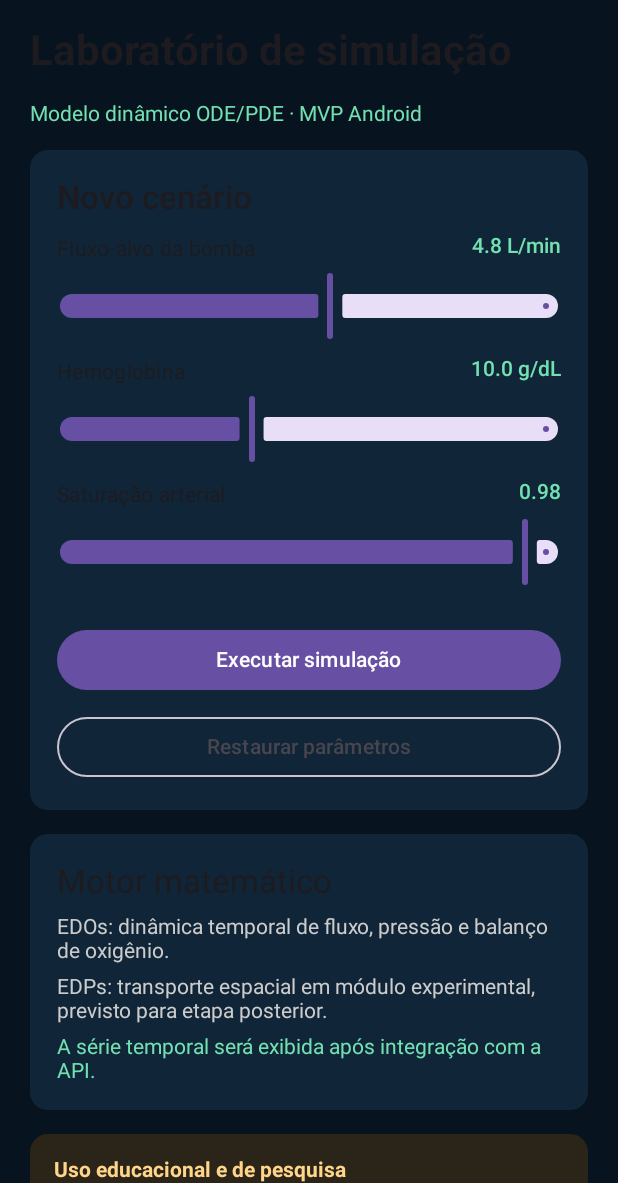
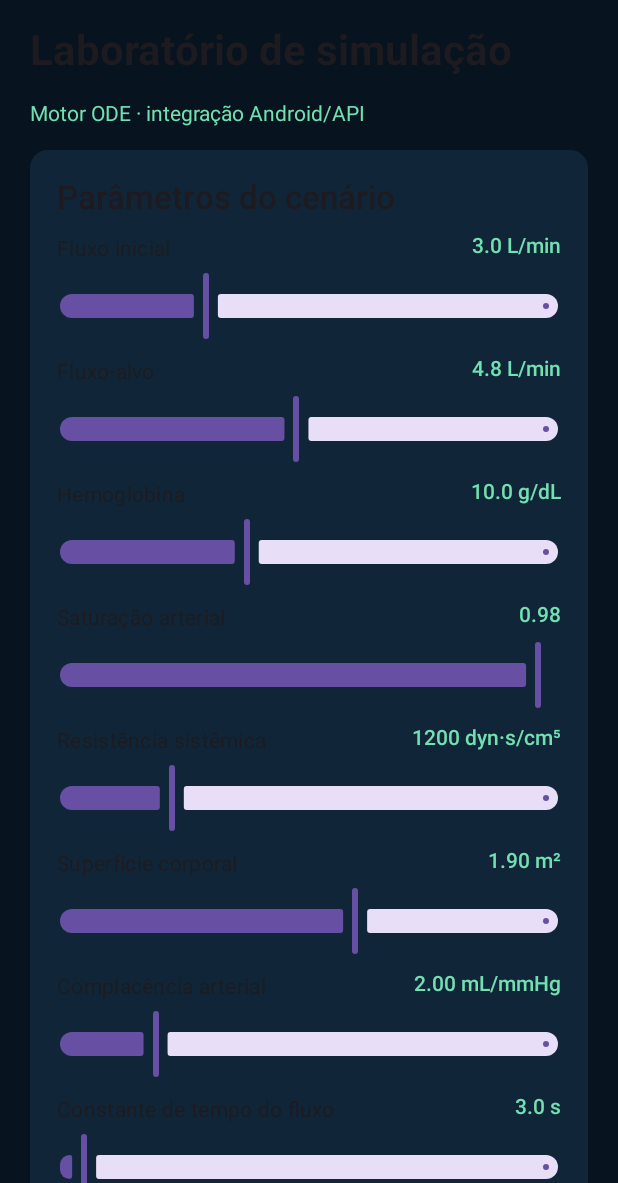
Before and after one commit to iamdatagabs/perfusion_lab, an Android app built with Jetpack Compose: the composable PerfusionLabApp shown on its own in the app's theme, on a phone screen of 412 x 824 dp, the part 53-1236 px from its top. Run offline under Robolectric (Android 15) with nearby library versions, the phone set to English and light mode, and no system bars.

Commit message:
Implement Android ODE simulation screen and time-series charts

```diff
--- a/android/app/src/main/java/com/perfusionlab/mobile/MainActivity.kt
+++ b/android/app/src/main/java/com/perfusionlab/mobile/MainActivity.kt
@@ -3,40 +3,27 @@ package com.perfusionlab.mobile
 import android.os.Bundle
 import androidx.activity.ComponentActivity
 import androidx.activity.compose.setContent
-import androidx.compose.foundation.layout.Arrangement
-import androidx.compose.foundation.layout.Column
-import androidx.compose.foundation.layout.Row
-import androidx.compose.foundation.layout.Spacer
-import androidx.compose.foundation.layout.fillMaxSize
-import androidx.compose.foundation.layout.fillMaxWidth
-import androidx.compose.foundation.layout.height
-import androidx.compose.foundation.layout.padding
+import androidx.compose.foundation.Canvas
+import androidx.compose.foundation.layout.*
 import androidx.compose.foundation.rememberScrollState
 import androidx.compose.foundation.verticalScroll
-import androidx.compose.material3.Button
-import androidx.compose.material3.Card
-import androidx.compose.material3.CardDefaults
-import androidx.compose.material3.MaterialTheme
-import androidx.compose.material3.OutlinedButton
-import androidx.compose.material3.Slider
-import androidx.compose.material3.Surface
-import androidx.compose.material3.Text
-import androidx.compose.material3.darkColorScheme
-import androidx.compose.runtime.Composable
-import androidx.compose.runtime.getValue
-import androidx.compose.runtime.mutableFloatStateOf
-import androidx.compose.runtime.remember
-import androidx.compose.runtime.setValue
+import androidx.compose.material3.*
+import androidx.compose.runtime.*
 import androidx.compose.ui.Modifier
+import androidx.compose.ui.geometry.Offset
 import androidx.compose.ui.graphics.Color
+import androidx.compose.ui.graphics.Path
 import androidx.compose.ui.text.font.FontWeight
 import androidx.compose.ui.unit.dp
 import androidx.compose.ui.unit.sp
+import kotlinx.coroutines.launch
+import kotlin.math.max
 
 private val Navy = Color(0xFF07131F)
 private val Panel = Color(0xFF102638)
 private val Cyan = Color(0xFF55D6DF)
 private val Mint = Color(0xFF72E0B1)
+private val Muted = Color(0xFF9FB4C2)
 
 class MainActivity : ComponentActivity() {
     override fun onCreate(savedInstanceState: Bundle?) {
@@ -52,59 +39,129 @@ class MainActivity : ComponentActivity() {
 
 @Composable
 private fun PerfusionLabApp() {
-    var pumpFlow by remember { mutableFloatStateOf(4.8f) }
-    var hemoglobin by remember { mutableFloatStateOf(10.0f) }
-    var saturation by remember { mutableFloatStateOf(0.98f) }
+    var targetFlow by remember { mutableFloatStateOf(4.8f) }
+    var initialFlow by remember { mutableFloatStateOf(3.0f) }
+    var hemoglobin by remember { mutableFloatStateOf(10f) }
+    var saturation by remember { mutableFloatStateOf(.98f) }
+    var svr by remember { mutableFloatStateOf(1200f) }
+    var bsa by remember { mutableFloatStateOf(1.9f) }
+    var compliance by remember { mutableFloatStateOf(2f) }
+    var tau by remember { mutableFloatStateOf(3f) }
+    var duration by remember { mutableFloatStateOf(60f) }
+    var result by remember { mutableStateOf<OdeSimulationResponse?>(null) }
+    var error by remember { mutableStateOf<String?>(null) }
+    var loading by remember { mutableStateOf(false) }
+    val scope = rememberCoroutineScope()
 
-    Surface(modifier = Modifier.fillMaxSize(), color = Navy) {
-        Column(
-            modifier = Modifier.fillMaxSize().verticalScroll(rememberScrollState()).padding(20.dp),
-            verticalArrangement = Arrangement.spacedBy(16.dp)
-        ) {
+    Surface(Modifier.fillMaxSize(), color = Navy) {
+        Column(Modifier.fillMaxSize().verticalScroll(rememberScrollState()).padding(20.dp),
+            verticalArrangement = Arrangement.spacedBy(16.dp)) {
             Text("PERFUSIONLAB", color = Cyan, fontSize = 13.sp, fontWeight = FontWeight.Bold, letterSpacing = 2.sp)
             Text("Laboratório de simulação", style = MaterialTheme.typography.headlineMedium, fontWeight = FontWeight.Bold)
-            Text("Modelo dinâmico ODE/PDE · MVP Android", color = Mint)
-
+            Text("Motor ODE · integração Android/API", color = Mint)
             Card(colors = CardDefaults.cardColors(containerColor = Panel)) {
                 Column(Modifier.padding(18.dp), verticalArrangement = Arrangement.spacedBy(10.dp)) {
-                    Text("Novo cenário", style = MaterialTheme.typography.titleLarge, fontWeight = FontWeight.SemiBold)
-                    ParameterSlider("Fluxo-alvo da bomba", pumpFlow, 1f..8f, "%.1f L/min".format(pumpFlow)) { pumpFlow = it }
-                    ParameterSlider("Hemoglobina", hemoglobin, 5f..18f, "%.1f g/dL".format(hemoglobin)) { hemoglobin = it }
-                    ParameterSlider("Saturação arterial", saturation, 0.70f..1f, "%.2f".format(saturation)) { saturation = it }
-                    Spacer(Modifier.height(4.dp))
-                    Button(onClick = { /* API ODE será conectada na próxima etapa */ }, modifier = Modifier.fillMaxWidth()) {
-                        Text("Executar simulação")
+                    Text("Parâmetros do cenário", style = MaterialTheme.typography.titleLarge, fontWeight = FontWeight.SemiBold)
+                    ParameterSlider("Fluxo inicial", initialFlow, .1f..10f, "%.1f L/min".format(initialFlow)) { initialFlow = it }
+                    ParameterSlider("Fluxo-alvo", targetFlow, .1f..10f, "%.1f L/min".format(targetFlow)) { targetFlow = it }
+                    ParameterSlider("Hemoglobina", hemoglobin, 1f..25f, "%.1f g/dL".format(hemoglobin)) { hemoglobin = it }
+                    ParameterSlider("Saturação arterial", saturation, .5f..1f, "%.2f".format(saturation)) { saturation = it }
+                    ParameterSlider("Resistência sistêmica", svr, 100f..5000f, "%.0f dyn·s/cm⁵".format(svr)) { svr = it }
+                    ParameterSlider("Superfície corporal", bsa, .3f..3f, "%.2f m²".format(bsa)) { bsa = it }
+                    ParameterSlider("Complacência arterial", compliance, .1f..10f, "%.2f mL/mmHg".format(compliance)) { compliance = it }
+                    ParameterSlider("Constante de tempo do fluxo", tau, .1f..60f, "%.1f s".format(tau)) { tau = it }
+                    ParameterSlider("Duração", duration, 1f..300f, "%.0f s".format(duration)) { duration = it }
+                    Button(enabled = !loading, onClick = {
+                        loading = true; error = null; result = null
+                        scope.launch {
+                            try {
+                                result = ApiClient.service.runOdePreview(OdeSimulationRequest(
+                                    initialFlow.toDouble(), targetFlow.toDouble(), hemoglobin.toDouble(),
+                                    saturation.toDouble(), svr.toDouble(), bsa.toDouble(), compliance.toDouble(),
+                                    tau.toDouble(), 5.0, duration.toDouble(), .1
+                                ))
+                            } catch (e: Exception) {
+                                error = e.message ?: "Não foi possível executar a simulação."
+                            } finally { loading = false }
+                        }
+                    }, modifier = Modifier.fillMaxWidth()) {
+                        if (loading) CircularProgressIndicator() else Text("Executar simulação")
                     }
-                    OutlinedButton(onClick = { pumpFlow = 4.8f; hemoglobin = 10f; saturation = .98f }, modifier = Modifier.fillMaxWidth()) {
-                        Text("Restaurar parâmetros")
+                    OutlinedButton(onClick = {
+                        initialFlow=3f; targetFlow=4.8f; hemoglobin=10f; saturation=.98f
+                        svr=1200f; bsa=1.9f; compliance=2f; tau=3f; duration=60f
+                        result=null; error=null
+                    }, modifier = Modifier.fillMaxWidth()) { Text("Restaurar parâmetros") }
+                }
+            }
+            error?.let { Card(colors = CardDefaults.cardColors(containerColor = Color(0xFF3A2024))) {
+                Text("Falha na simulação: $it", color = Color(0xFFFFC7C7), modifier = Modifier.padding(16.dp))
+            } }
+            result?.let { simulation ->
+                Card(colors = CardDefaults.cardColors(containerColor = Panel)) {
+                    Column(Modifier.padding(18.dp), verticalArrangement = Arrangement.spacedBy(12.dp)) {
+                        Text("Resultados", style = MaterialTheme.typography.titleLarge)
+                        Text("Modelo ${simulation.modelVersion} · ${simulation.integrator}", color = Mint)
+                        simulation.points.lastOrNull()?.let { last ->
+                            Row(Modifier.fillMaxWidth(), horizontalArrangement = Arrangement.SpaceBetween) {
+                                Metric("Fluxo final", "%.2f L/min".format(last.flowLMin))
+                                Metric("Pressão final", "%.1f mmHg".format(last.pressureMmHg))
+                            }
+                            Row(Modifier.fillMaxWidth(), horizontalArrangement = Arrangement.SpaceBetween) {
+                                Metric("DO₂", "%.0f mL/min".format(last.oxygenDeliveryMlMin))
+                                Metric("DO₂i", "%.0f mL/min/m²".format(last.oxygenDeliveryIndexMlMinM2))
+                            }
+                        }
+                        Text("Fluxo ao longo do tempo", fontWeight = FontWeight.SemiBold)
+                        TimeSeriesChart(simulation.points.map { it.timeSeconds.toFloat() to it.flowLMin.toFloat() }, Cyan)
+                        Text("Pressão ao longo do tempo", fontWeight = FontWeight.SemiBold)
+                        TimeSeriesChart(simulation.points.map { it.timeSeconds.toFloat() to it.pressureMmHg.toFloat() }, Mint)
+                        Text(simulation.modelDescription, color = Muted)
+                        Text(simulation.limitations, color = Color(0xFFFFD58A), style = MaterialTheme.typography.bodySmall)
                     }
                 }
             }
-
-            Card(colors = CardDefaults.cardColors(containerColor = Panel)) {
-                Column(Modifier.padding(18.dp), verticalArrangement = Arrangement.spacedBy(8.dp)) {
-                    Text("Motor matemático", style = MaterialTheme.typography.titleLarge)
-                    Text("EDOs: dinâmica temporal de fluxo, pressão e balanço de oxigênio.", color = Color.LightGray)
-                    Text("EDPs: transporte espacial em módulo experimental, previsto para etapa posterior.", color = Color.LightGray)
-                    Text("A série temporal será exibida após integração com a API.", color = Mint)
-                }
-            }
-
             Card(colors = CardDefaults.cardColors(containerColor = Color(0xFF2B2418))) {
                 Column(Modifier.padding(16.dp)) {
                     Text("Uso educacional e de pesquisa", color = Color(0xFFFFD58A), fontWeight = FontWeight.Bold)
                     Text("Protótipo sem validação clínica. Não utilizar para decisões assistenciais, ajuste de bomba ou manejo de pacientes.", color = Color(0xFFFFE8C2))
                 }
             }
-            Text("PerfusionLab · versão 0.1.0", color = Color.Gray, fontSize = 12.sp)
+            Text("PerfusionLab · versão 0.2.0", color = Color.Gray, fontSize = 12.sp)
         }
+    }
+}
+
+@Composable
+private fun Metric(label: String, value: String) {
+    Column(verticalArrangement = Arrangement.spacedBy(2.dp)) {
+        Text(label, color = Muted, style = MaterialTheme.typography.labelSmall)
+        Text(value, fontWeight = FontWeight.Bold, color = Cyan)
+    }
+}
+
+@Composable
+private fun TimeSeriesChart(points: List<Pair<Float, Float>>, lineColor: Color) {
+    Canvas(Modifier.fillMaxWidth().height(150.dp).padding(vertical = 8.dp)) {
+        if (points.size < 2) return@Canvas
+        val minY = points.minOf { it.second }
+        val maxY = points.maxOf { it.second }
+        val rangeY = max(.0001f, maxY - minY)
+        val path = Path()
+        points.forEachIndexed { index, point ->
+            val x = size.width * index / (points.size - 1).toFloat()
+            val y = size.height - ((point.second - minY) / rangeY) * size.height
+            if (index == 0) path.moveTo(x, y) else path.lineTo(x, y)
+        }
+        drawLine(Muted.copy(alpha = .35f), Offset(0f, size.height), Offset(size.width, size.height), 1.dp.toPx())
+        drawPath(path, lineColor, style = androidx.compose.ui.graphics.drawscope.Stroke(width = 3.dp.toPx()))
     }
 }
 
 @Composable
 private fun ParameterSlider(label: String, value: Float, range: ClosedFloatingPointRange<Float>, formatted: String, onValue: (Float) -> Unit) {
     Column(verticalArrangement = Arrangement.spacedBy(4.dp)) {
-        Row(modifier = Modifier.fillMaxWidth(), horizontalArrangement = Arrangement.SpaceBetween) {
+        Row(Modifier.fillMaxWidth(), horizontalArrangement = Arrangement.SpaceBetween) {
             Text(label, style = MaterialTheme.typography.bodyMedium)
             Text(formatted, color = Mint, fontWeight = FontWeight.SemiBold)
         }
```
